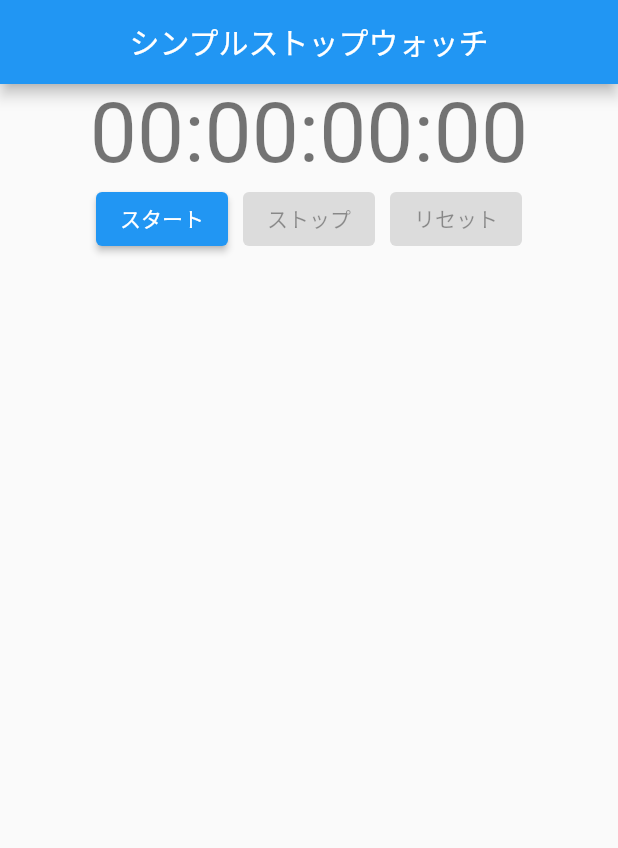
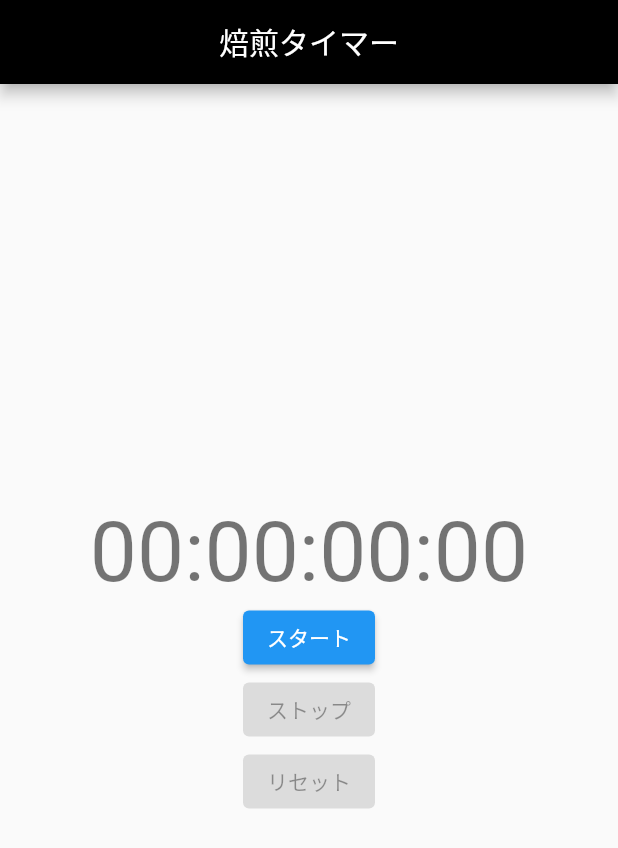
Before and after one commit to Ika-Taro/coffee_rosting_timer, a Flutter app: the screen it shows after launch, on a phone screen of 412 x 824 dp. Shown: the top 848 px of the screen. Run offline on Flutter 3.47's test engine with Material 2 defaults, Android fonts, the phone set to English and light mode, and no system bars.

Commit message:
レイアウト調整

```diff
--- a/lib/view/main_page.dart
+++ b/lib/view/main_page.dart
@@ -31,18 +31,20 @@ class _MainPageBody extends StatelessWidget {
     return Scaffold(
         appBar: AppBar(
           centerTitle: true,
-          title: Text('シンプルストップウォッチ'),
+          backgroundColor: Colors.black,
+          title: Text('焙煎タイマー'),
         ),
         // 再描画したい箇所だけConsumerで囲む
         body: Center(
           child: Column(
+            mainAxisSize: MainAxisSize.min,
             children: [
               Consumer<StopWatchModel>(
                   builder: (context, model, _) => Text(
                         model.stopWatchTimeDisplay,
                         style: Theme.of(context).textTheme.headline2,
                       )),
-              Row(
+              Column(
                 mainAxisAlignment: MainAxisAlignment.center,
                 children: [
                   ElevatedButton(
@@ -50,22 +52,20 @@ class _MainPageBody extends StatelessWidget {
                           ? stopWatchModel.startStopWatch
                           : null,
                       child: Text('スタート')),
-                  SizedBox(
-                    width: 10,
-                  ),
                   ElevatedButton(
                       onPressed: stopWatchModel.isStopPressed
                           ? null
                           : stopWatchModel.stopStopWatch,
                       child: Text('ストップ')),
-                  SizedBox(
-                    width: 10,
-                  ),
                   ElevatedButton(
                     onPressed: stopWatchModel.isResetPressed
                         ? null
                         : stopWatchModel.resetStopWatch,
-                      child: Text('リセット')),
+                    child: Text('リセット'),
+                    style: ElevatedButton.styleFrom(
+                      primary: Colors.red, //ボタンの背景色
+                    ),
+                  ),
                 ],
               ),
             ],
```
Also changed, not shown: 1 other file. Lines whose indentation alone changed are shown as unchanged.
